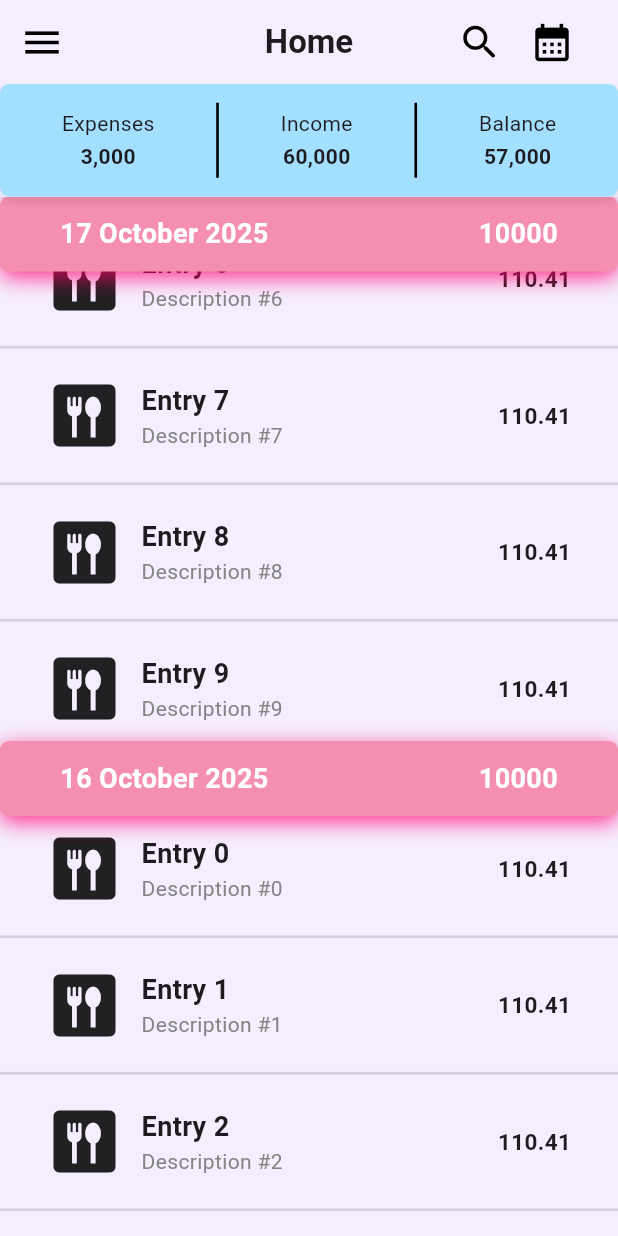
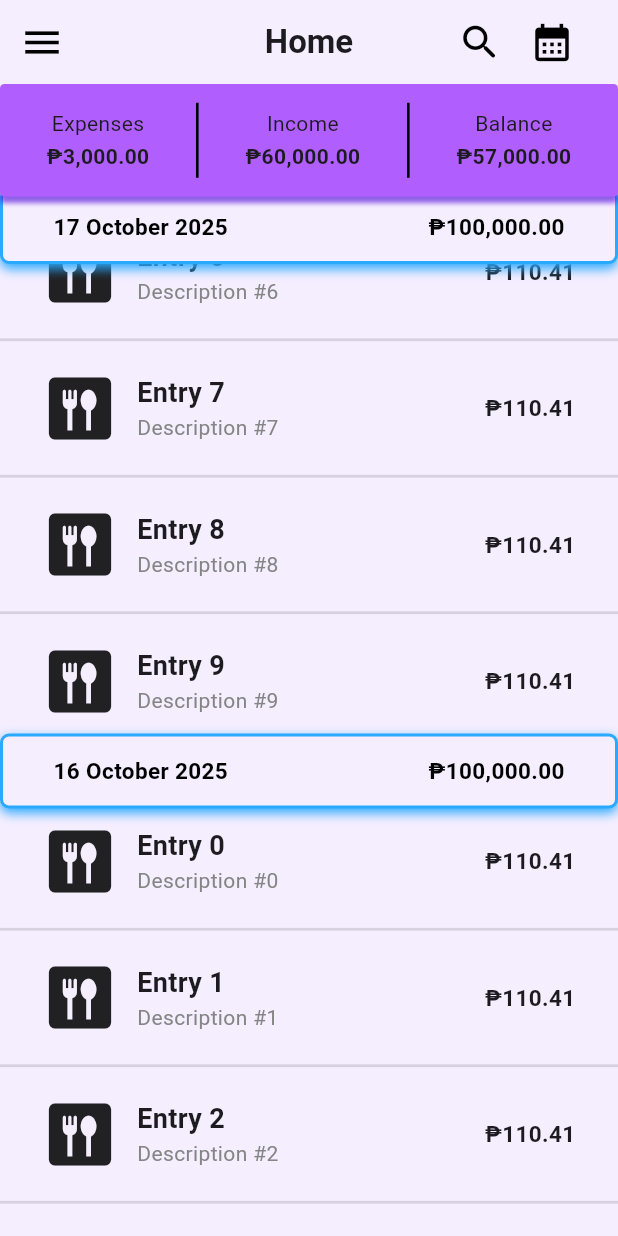
Before and after one commit to haaymee/personal_expense_tracker, a Flutter app: the screen it shows after launch, scrolled down 576 dp, on a phone screen of 412 x 824 dp. Run offline on Flutter 3.47's test engine with Material 3 defaults, Android fonts, the phone set to English and light mode, and no system bars; our stand-ins replace sliver_tools; missing offline and left inert: dart:ffi, svg_flutter.

Commit message:
feat : polished currency formatting for strings, polished design and color

```diff
--- a/lib/models/BudgetEntry.dart
+++ b/lib/models/BudgetEntry.dart
@@ -9,33 +9,33 @@ class BudgetEntry
 
   DateTime _date = DateTime.now();
 
-  double _expense = 0.0;
+  double _transaction = 0.0;
 
   set title(x) {_title = x;}
   set category(x) {_category = x;}
   set description(x) {_description = x;}
   set icon(x) {_icon = x;}
   set date(x) {_date = x;}
-  set expense(x) {_expense = x;}
+  set expense(x) {_transaction = x;}
 
   String get title => _title;
   String get category => _category;
   String get description => _description;
   Icon? get icon => _icon;
   DateTime get date => _date;
-  double get expense => _expense;
+  double get expense => _transaction;
 
   BudgetEntry(
     {
       required String title, required String category,
-      required DateTime date, required double expense,
+      required DateTime date, required double transaction,
       String description = "", Icon? icon,
     }
   ):
   _title = title,
   _category = category,
   _date = date,
-  _expense = expense,
+  _transaction = transaction,
   _description = description,
   _icon = icon;
 
--- a/lib/pages/HomePage.dart
+++ b/lib/pages/HomePage.dart
@@ -5,6 +5,7 @@ import 'dart:math';
 import 'package:expenses_tracker/delegates/SliverPersistentHeaderDelegates.dart';
 import 'package:expenses_tracker/models/BudgetEntry.dart';
 import 'package:expenses_tracker/slivers/delegates.dart';
+import 'package:expenses_tracker/utils/StringUtils.dart';
 import 'package:expenses_tracker/widgets/Cards.dart';
 import 'package:expenses_tracker/widgets/Labels.dart';
 import 'package:flutter/material.dart';
@@ -15,6 +16,9 @@ class HomePage extends StatelessWidget {
   HomePage({super.key});
 
   final Color bgColor = Color.fromRGBO(245, 238, 255, 1);
+  final Color netLossColor = Colors.pink;
+  final Color netGainColor = Colors.green;
+
 
   final Map<DateTime, List<BudgetEntry>> _budgets = {
     DateTime.now() :
@@ -25,7 +29,7 @@ class HomePage extends StatelessWidget {
         description: "Description #$index",
         category: "Food",
         date: DateTime.now(),
-        expense: Random().nextDouble() * 1000,
+        transaction: Random().nextDouble() * 1000,
         icon: Icon(Icons.dining, size: 50)
       )
     ),
@@ -38,7 +42,7 @@ class HomePage extends StatelessWidget {
         description: "Description #$index",
         category: "Food",
         date: DateTime.now().subtract(Duration(days: 1)),
-        expense: Random().nextDouble() * 1000,
+        transaction: Random().nextDouble() * 1000,
         icon: Icon(Icons.dining, size: 50)
       )
     ),
@@ -51,7 +55,7 @@ class HomePage extends StatelessWidget {
         description: "Description #$index",
         category: "Food",
         date: DateTime.now().subtract(Duration(days: 2)),
-        expense: Random().nextDouble() * 1000,
+        transaction: Random().nextDouble() * 1000,
         icon: Icon(Icons.dining, size: 50)
       )
     )
@@ -97,46 +101,27 @@ class HomePage extends StatelessWidget {
       body: Stack(
         children: [
           Padding(
-            padding: const EdgeInsets.only(top: 75),
+            padding: const EdgeInsets.only(top: 70),
             child: CustomScrollView(
               slivers: [
                 for (final date in _budgets.keys) ...[
                   MultiSliver(
                     pushPinnedChildren: true,
                     children: [
-                      SliverPinnedHeader(
-                        child: Container(
-                          decoration: BoxDecoration(
-                            boxShadow: [
-                              BoxShadow(
-                                color:  const Color.fromARGB(255, 255, 0, 106)!.withValues(alpha: .8),
-                                blurRadius: 12,
-                                offset: const Offset(0, 4)
-                              ),
-                            ],
-                            borderRadius: BorderRadius.circular(6),
-                            color: Colors.pink[200]
-                          ),
-
-                          height: 50,
-                          width: double.infinity,
-                          child: HorizontalDatedLabel(
+                      DatedExpensesPinnedHeader(
                         date: date,
-                            label: 10000.toString(),
-
-                            spacing: 100,
+                        label: getFormattedCurrencyAmount(100000),
+                        isNetGain: Random().nextBool(),
                         dateStyle: TextStyle(
-                              color: const Color.fromARGB(255, 255, 255, 255),
+                          color: const Color.fromARGB(255, 0, 0, 0),
                           fontWeight: FontWeight.bold,
-                              fontSize: 18
+                          fontSize: 15
                         ),
                         labelStyle: TextStyle(
-                              color: Colors.white,
+                          color: const Color.fromARGB(255, 0, 0, 0),
                           fontWeight: FontWeight.bold,
-                              fontSize: 18
+                          fontSize: 15
                         ),
-                          ),
-                        )
                       ),
 
                       SliverList(delegate: SliverChildBuilderDelegate(
@@ -182,6 +167,83 @@ class HomePage extends StatelessWidget {
   }
 }
 
+class DatedExpensesPinnedHeader extends StatelessWidget {
+  DatedExpensesPinnedHeader({
+    super.key,
+    required this.date,
+    required this.label,
+    required this.isNetGain,
+    this.dateStyle,
+    this.labelStyle,
+    this.spacing = 0,
+    this.boxDecoration,
+  })
+  {
+    Color gainColor = const Color.fromARGB(255, 41, 169, 255);
+    Color lossColor = Colors.pink;
+
+    boxDecoration ??= BoxDecoration(
+      borderRadius: BorderRadius.all(Radius.circular(6)),
+      border: BoxBorder.fromLTRB(
+        top: BorderSide(
+          color: isNetGain ? gainColor : lossColor,
+          width: 2
+        ),
+        bottom: BorderSide(
+          color: isNetGain ? gainColor : lossColor,
+          width: 2
+        ),
+        left: BorderSide(
+          color: isNetGain ? gainColor : lossColor,
+          width: 2
+        ),
+        right: BorderSide(
+          color: isNetGain ? gainColor : lossColor,
+          width: 2
+        )
+      ),
+      color: Color.fromRGBO(245, 238, 255, 1),
+      boxShadow: [
+        BoxShadow(
+          color: isNetGain ? gainColor : lossColor,
+          blurRadius: 6,
+          offset: Offset(0, 3)
+        )
+      ]
+    );
+  }
+
+  bool isNetGain = true;
+  final DateTime date;
+  final String label;
+  final TextStyle? dateStyle;
+  final TextStyle? labelStyle;
+
+  final double spacing;
+  BoxDecoration? boxDecoration;
+
+
+
+  @override
+  Widget build(BuildContext context) {
+    return SliverPinnedHeader(
+      child: Container(
+        decoration: boxDecoration,
+        height: 50,
+        width: double.infinity,
+        child: HorizontalDatedLabel(
+          date: date,
+          label: label,
+
+          spacing: 100,
+          dateStyle: dateStyle,
+          labelStyle: labelStyle
+        ),
+      )
+    );
+  }
+}
+
 class HeadingBalanceContainer extends StatelessWidget {
   const HeadingBalanceContainer({
     super.key,
@@ -204,13 +266,13 @@ class HeadingBalanceContainer extends StatelessWidget {
       decoration: BoxDecoration(
         boxShadow: [
           BoxShadow(
-            color:  const Color.fromARGB(255, 0, 0, 0).withValues(alpha: .1),
-            blurRadius: 5,
-            offset: const Offset(0, 3)
+            color:  const Color.fromARGB(255, 76, 0, 216).withValues(alpha: .6),
+            blurRadius: 2,
+            offset: const Offset(0, 4)
           ),
         ],
-        borderRadius: BorderRadius.circular(6),
-        color: Color.fromARGB(255, 163, 223, 255)
+        borderRadius: BorderRadius.circular(3),
+        color: Color.fromARGB(255, 177, 94, 255)
       ),
       child: Padding(
         padding: const EdgeInsets.symmetric(vertical: 8),
@@ -221,7 +283,7 @@ class HeadingBalanceContainer extends StatelessWidget {
               label: "Expenses",
               labelStyle: TextStyle(),
 
-              counterVal: "3,000",
+              counterVal: getFormattedCurrencyAmount(3000),
               counterStyle: TextStyle(
                 fontWeight: FontWeight.bold
               ),
@@ -240,7 +302,7 @@ class HeadingBalanceContainer extends StatelessWidget {
               label: "Income",
               labelStyle: TextStyle(),
 
-              counterVal: "60,000",
+              counterVal: getFormattedCurrencyAmount(60000),
               counterStyle: TextStyle(
                 fontWeight: FontWeight.bold
               ),
@@ -259,7 +321,7 @@ class HeadingBalanceContainer extends StatelessWidget {
               label: "Balance",
               labelStyle: TextStyle(),
 
-              counterVal: "57,000",
+              counterVal: getFormattedCurrencyAmount(57000),
               counterStyle: TextStyle(
                 fontWeight: FontWeight.bold
               ),
--- /dev/null
+++ b/lib/utils/StringUtils.dart
@@ -0,0 +1,7 @@
+import 'package:intl/intl.dart';
+import 'dart:io';
+
+String getFormattedCurrencyAmount(double amount) {
+  var format = NumberFormat.currency(locale: "en_PH", name: "PHP", symbol: "₱", decimalDigits: 2);
+  return format.format(amount);
+}
--- a/lib/widgets/Cards.dart
+++ b/lib/widgets/Cards.dart
@@ -1,4 +1,5 @@
 import 'package:expenses_tracker/models/BudgetEntry.dart';
+import 'package:expenses_tracker/utils/StringUtils.dart';
 import 'package:flutter/material.dart';
 
 class ExpenseCard extends StatelessWidget {
@@ -49,7 +50,7 @@ class ExpenseCard extends StatelessWidget {
         ),
 
         Text(
-          _budgetEntry.expense.toStringAsFixed(2),
+          getFormattedCurrencyAmount(_budgetEntry.expense),
           style: TextStyle(
             fontWeight: FontWeight.bold,
             fontSize: 15,
```
Lines whose indentation alone changed are shown as unchanged.
